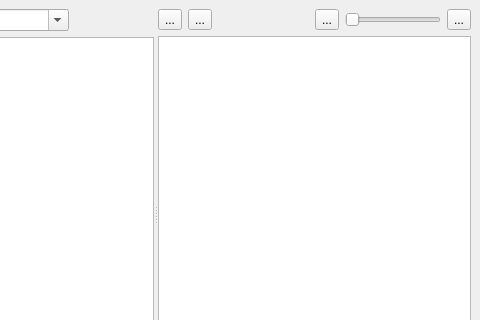
cnhemiya/shitu-manager, file ui/MainWindow.ui: the form before one commit; both pictures show x 175 to 655 and y 0 to 320 of the 655 by 450 pixel window.
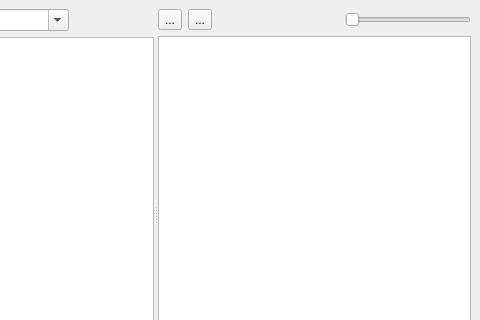
The form after the commit.

Commit message: 调整主窗口相关代码

The edit to the form file:
```diff
--- a/ui/MainWindow.ui
+++ b/ui/MainWindow.ui
@@ -26,7 +26,7 @@
       <property name="orientation">
        <enum>Qt::Horizontal</enum>
       </property>
-      <widget class="QWidget" name="">
+      <widget class="QWidget" name="layoutWidget">
        <layout class="QVBoxLayout" name="verticalLayout_2">
         <item>
          <layout class="QHBoxLayout" name="horizontalLayout">
@@ -114,7 +114,7 @@
         </item>
        </layout>
       </widget>
-      <widget class="QWidget" name="">
+      <widget class="QWidget" name="layoutWidget">
        <layout class="QVBoxLayout" name="verticalLayout">
         <item>
          <layout class="QHBoxLayout" name="horizontalLayout_2">
@@ -145,13 +145,6 @@
             </property>
            </spacer>
           </item>
-          <item>
-           <widget class="QToolButton" name="zoomOutBtn">
-            <property name="text">
-             <string>...</string>
-            </property>
-           </widget>
-          </item>
           <item>
            <widget class="QSlider" name="imageZoomOutInHSlider">
             <property name="minimum">
@@ -165,13 +158,6 @@
             </property>
            </widget>
           </item>
-          <item>
-           <widget class="QToolButton" name="zoomInBtn">
-            <property name="text">
-             <string>...</string>
-            </property>
-           </widget>
-          </item>
          </layout>
         </item>
         <item>
```
The commit also changes 2 other files.
